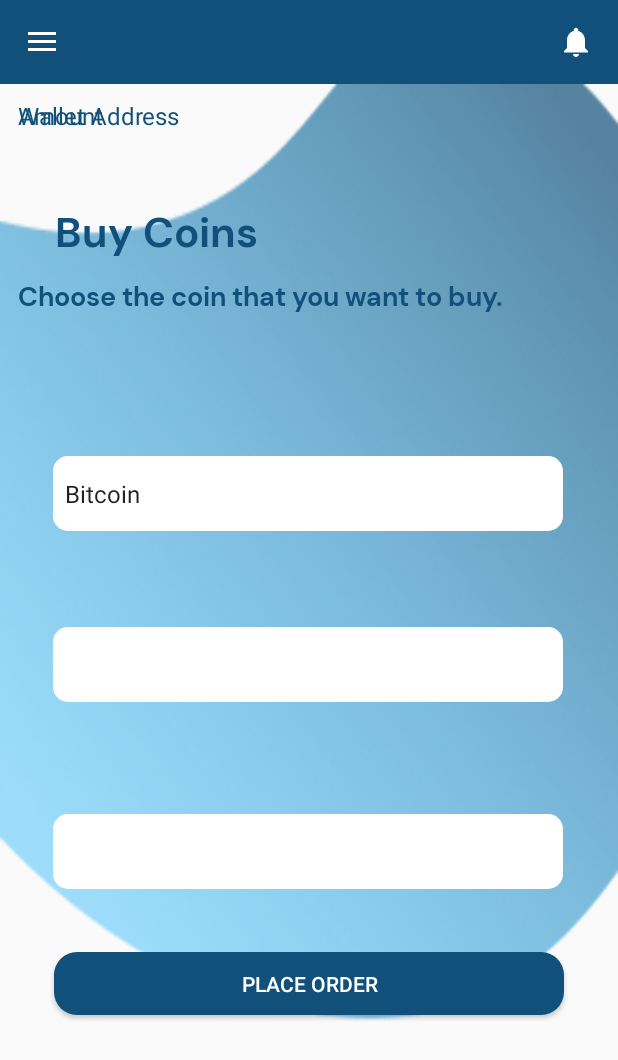
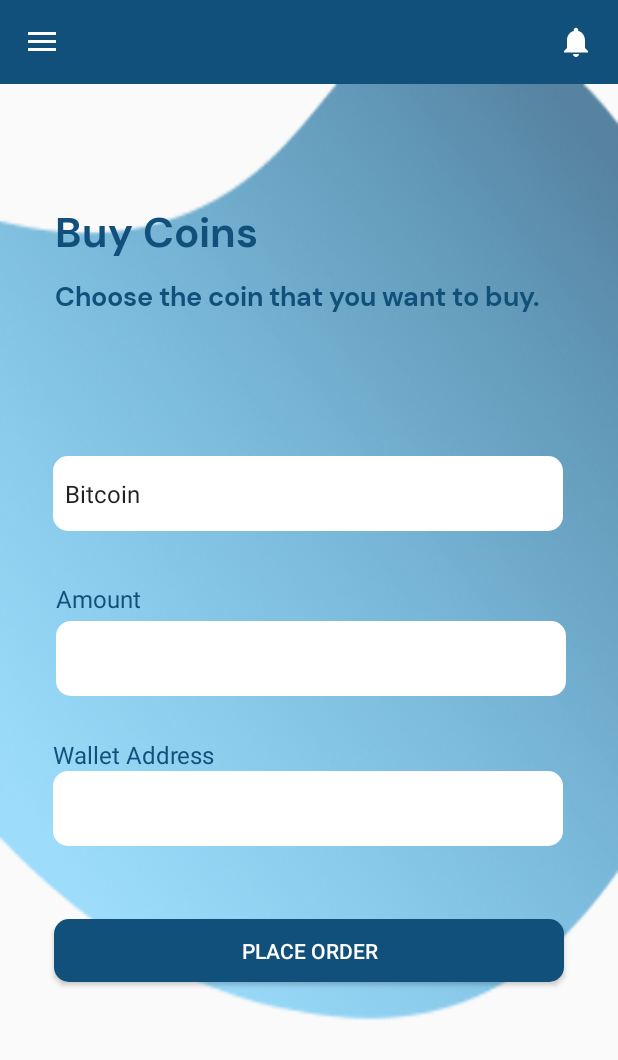
Before and after one commit to Michaelzy27/Passy_Exchange_Beta, an Android app: the BuyCoinsFragment screen opened directly, with no data from a screen before it, on a phone screen of 412 x 824 dp. Shown: the top 1060 px of the screen. Run offline under Robolectric (Android 15) with nearby library versions, the phone set to English and light mode, and no system bars.

Commit message:
ui fixes

```diff
--- a/app/src/main/res/drawable/sign_up_border.xml
+++ b/app/src/main/res/drawable/sign_up_border.xml
@@ -5,5 +5,5 @@
     <solid
         android:color="#10507A"/>
     <corners
-        android:radius="15dp"/>
+        android:radius="10dp"/>
 </shape>
--- a/app/src/main/res/layout/fragment_buy_coins.xml
+++ b/app/src/main/res/layout/fragment_buy_coins.xml
@@ -39,8 +39,8 @@
             android:text="Choose the coin that you want to buy."
             android:textColor="#10507A"
             android:textSize="18sp"
-            app:layout_constraintTop_toBottomOf="@+id/textView3"
-            tools:layout_editor_absoluteX="25dp" />
+            app:layout_constraintStart_toStartOf="@+id/textView3"
+            app:layout_constraintTop_toBottomOf="@+id/textView3" />
 
         <Button
             android:id="@+id/button"
@@ -59,6 +59,7 @@
             android:id="@+id/editTextTextPersonName2"
             android:layout_width="340dp"
             android:layout_height="50dp"
+            android:layout_marginBottom="204dp"
             android:background="@drawable/edit_text_bg"
             android:ems="10"
             android:inputType="textPersonName"
@@ -68,8 +69,8 @@
             app:layout_constraintEnd_toEndOf="parent"
             app:layout_constraintHorizontal_bias="0.492"
             app:layout_constraintStart_toStartOf="parent"
-            app:layout_constraintTop_toBottomOf="@+id/editTextTextPersonName"
-            app:layout_constraintVertical_bias="0.252" />
+            app:layout_constraintTop_toBottomOf="@+id/textView12"
+            app:layout_constraintVertical_bias="0.0" />
 
         <Spinner
             android:id="@+id/spinner"
@@ -87,36 +88,38 @@
             android:id="@+id/editTextTextPersonName"
             android:layout_width="340dp"
             android:layout_height="50dp"
-            android:layout_marginTop="64dp"
+            android:layout_marginTop="4dp"
             android:background="@drawable/edit_text_bg"
             android:ems="10"
             android:inputType="textPersonName"
             android:paddingStart="12dp"
             android:textColorHint="#10507A"
             app:layout_constraintEnd_toEndOf="parent"
-            app:layout_constraintHorizontal_bias="0.492"
+            app:layout_constraintHorizontal_bias="0.521"
             app:layout_constraintStart_toStartOf="parent"
-            app:layout_constraintTop_toBottomOf="@+id/spinner" />
+            app:layout_constraintTop_toBottomOf="@+id/textView11" />
 
         <TextView
             android:id="@+id/textView11"
             android:layout_width="wrap_content"
             android:layout_height="wrap_content"
+            android:layout_marginTop="34dp"
             android:text="Amount"
             android:textColor="#10507A"
             android:textSize="16sp"
-            tools:layout_editor_absoluteX="28dp"
-            tools:layout_editor_absoluteY="290dp" />
+            app:layout_constraintStart_toStartOf="@+id/editTextTextPersonName"
+            app:layout_constraintTop_toBottomOf="@+id/spinner" />
 
         <TextView
             android:id="@+id/textView12"
             android:layout_width="wrap_content"
             android:layout_height="wrap_content"
+            android:layout_marginTop="28dp"
             android:text="Wallet Address"
             android:textColor="#10507A"
             android:textSize="16sp"
-            tools:layout_editor_absoluteX="27dp"
-            tools:layout_editor_absoluteY="417dp" />
+            app:layout_constraintStart_toStartOf="@+id/editTextTextPersonName2"
+            app:layout_constraintTop_toBottomOf="@+id/editTextTextPersonName" />
 
     </androidx.constraintlayout.widget.ConstraintLayout>
 
```
